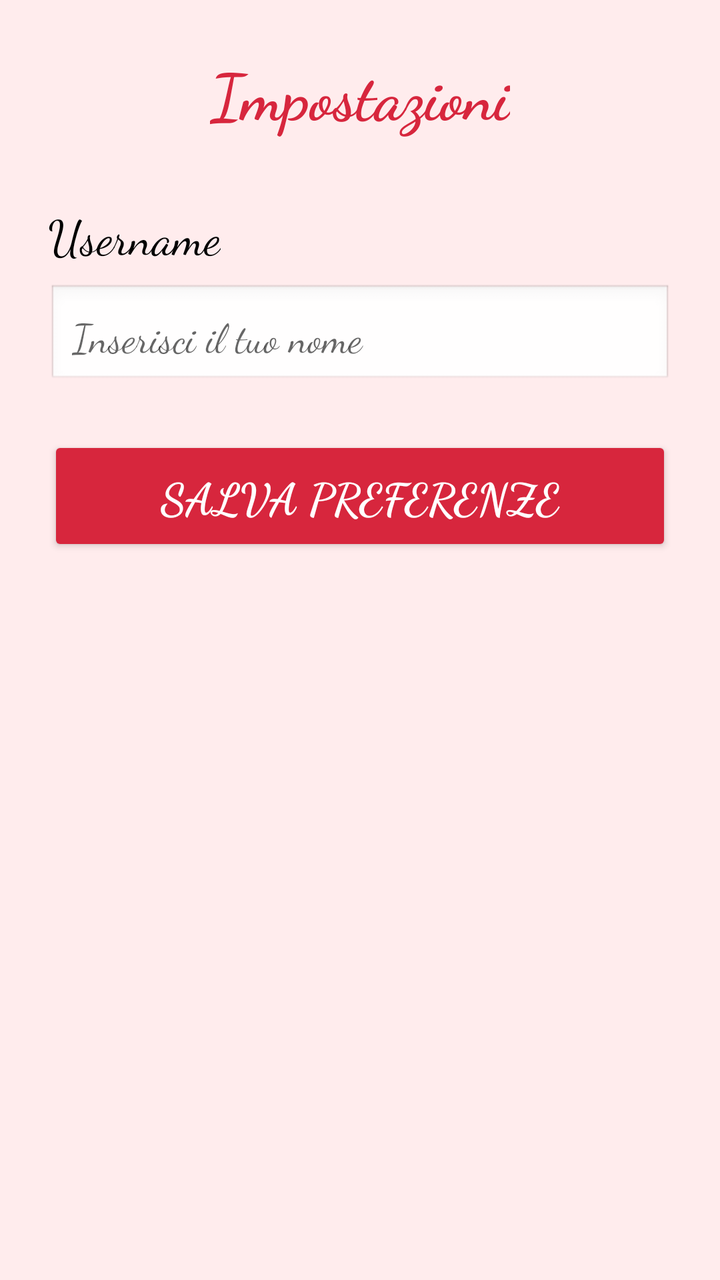
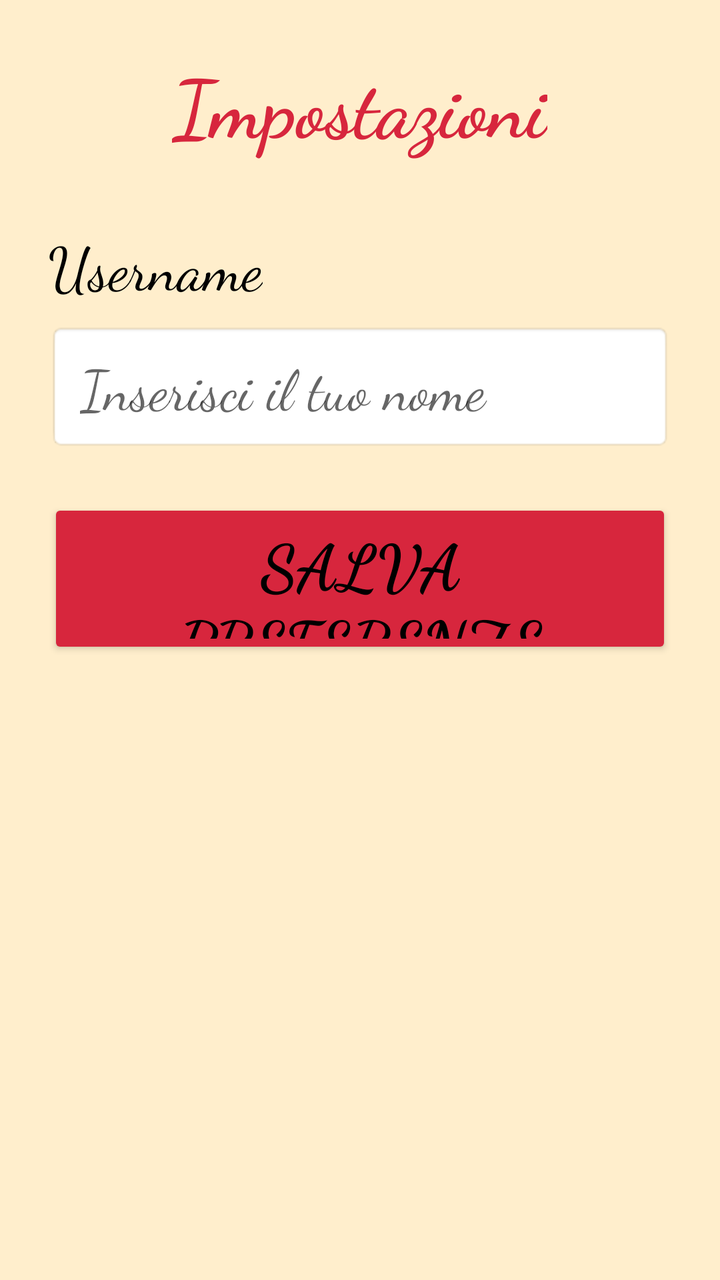

Compare the two renders of this Android layout. The source of the first and the diff that turns it into the second are given below.
<!-- AndroidManifest.xml: application theme Theme.AppCompat.Light.NoActionBar -->
<!-- res/layout/activity_settings.xml -->
<?xml version="1.0" encoding="utf-8"?>
<LinearLayout xmlns:android="http://schemas.android.com/apk/res/android"
    android:layout_width="match_parent"
    android:layout_height="match_parent"
    android:orientation="vertical"
    android:padding="24dp"
    android:background="#FFECED">

    <TextView
        android:layout_width="wrap_content"
        android:layout_height="wrap_content"
        android:text="@string/titolo_impostazioni"
        android:textSize="32sp"
        android:textStyle="bold"
        android:fontFamily="cursive"
        android:layout_marginBottom="32dp"
        android:layout_gravity="center_horizontal"
        android:textColor="#D7263D"/>

    <TextView
        android:layout_width="wrap_content"
        android:layout_height="wrap_content"
        android:text="@string/label_username"
        android:textSize="24sp"
        android:fontFamily="cursive"
        android:layout_marginBottom="8dp"
        android:textColor="#000000"/>

    <EditText
        android:id="@+id/etUsername"
        android:layout_width="match_parent"
        android:layout_height="wrap_content"
        android:hint="@string/hint_username"
        android:fontFamily="cursive"
        android:textSize="20sp"
        android:padding="12dp"
        android:inputType="textPersonName"
        android:autofillHints="name"
        android:background="@android:drawable/edit_text"
        android:textColor="#000000"
        android:layout_marginBottom="24dp"/>

    <Button
        android:id="@+id/btnSaveSettings"
        android:layout_width="match_parent"
        android:layout_height="60dp"
        android:text="@string/btn_salva_preferenze"
        android:backgroundTint="#D7263D"
        android:textColor="#FFFFFF"
        android:fontFamily="cursive"
        android:textSize="22sp"
        android:textStyle="bold"/>

</LinearLayout>
<!-- resources referenced by this layout -->
<resources>
  <string name="btn_salva_preferenze">Salva preferenze</string>
  <string name="hint_username">Inserisci il tuo nome</string>
  <string name="label_username">Username</string>
  <string name="titolo_impostazioni">Impostazioni</string>
</resources>

<!-- the commit's change to res/layout/activity_settings.xml (unified diff, before → after) -->
@@ -4,51 +4,52 @@
     android:layout_height="match_parent"
     android:orientation="vertical"
     android:padding="24dp"
-    android:background="#FFECED">
+    android:background="@color/yellow_bg">
 
     <TextView
         android:layout_width="wrap_content"
         android:layout_height="wrap_content"
         android:text="@string/titolo_impostazioni"
-        android:textSize="32sp"
+        android:textSize="40sp"
         android:textStyle="bold"
         android:fontFamily="cursive"
         android:layout_marginBottom="32dp"
         android:layout_gravity="center_horizontal"
-        android:textColor="#D7263D"/>
+        android:textColor="@color/red_primary"/>
 
     <TextView
         android:layout_width="wrap_content"
         android:layout_height="wrap_content"
         android:text="@string/label_username"
-        android:textSize="24sp"
+        android:textSize="30sp"
         android:fontFamily="cursive"
         android:layout_marginBottom="8dp"
-        android:textColor="#000000"/>
+        android:textColor="@color/black"/>
 
     <EditText
         android:id="@+id/etUsername"
         android:layout_width="match_parent"
-        android:layout_height="wrap_content"
+        android:layout_height="64dp"
         android:hint="@string/hint_username"
         android:fontFamily="cursive"
-        android:textSize="20sp"
-        android:padding="12dp"
+        android:textSize="28sp"
+        android:paddingStart="16dp"
+        android:paddingEnd="16dp"
+        android:background="@android:drawable/editbox_background_normal"
+        android:textColor="@color/black"
+        android:layout_marginBottom="24dp"
         android:inputType="textPersonName"
-        android:autofillHints="name"
-        android:background="@android:drawable/edit_text"
-        android:textColor="#000000"
-        android:layout_marginBottom="24dp"/>
+        android:importantForAutofill="no"/>
 
     <Button
         android:id="@+id/btnSaveSettings"
         android:layout_width="match_parent"
-        android:layout_height="60dp"
+        android:layout_height="80dp"
         android:text="@string/btn_salva_preferenze"
-        android:backgroundTint="#D7263D"
-        android:textColor="#FFFFFF"
+        android:backgroundTint="@color/red_primary"
+        android:textColor="@color/black"
         android:fontFamily="cursive"
-        android:textSize="22sp"
+        android:textSize="32sp"
         android:textStyle="bold"/>
 
 </LinearLayout>
<!-- resource entries referenced after the edit -->
@@ -1,5 +1,8 @@
 <!-- resources referenced by this layout -->
 <resources>
+  <color name="black">#FF000000</color>
+  <color name="red_primary">#D7263D</color>
+  <color name="yellow_bg">#FFFFEECC</color>
   <string name="btn_salva_preferenze">Salva preferenze</string>
   <string name="hint_username">Inserisci il tuo nome</string>
   <string name="label_username">Username</string>
